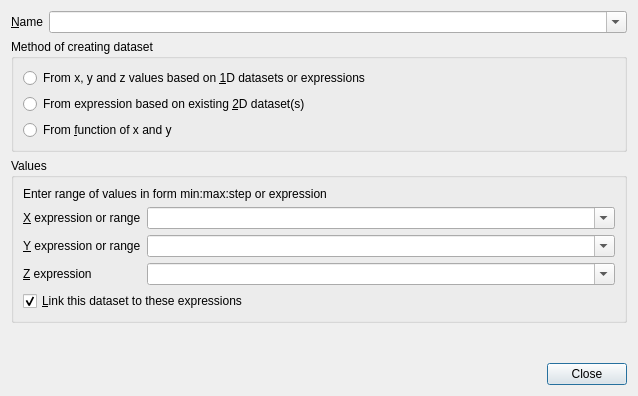
The window that ui/datacreate2d.ui (veusz/veusz) describes before a commit, drawn with Qt 5.
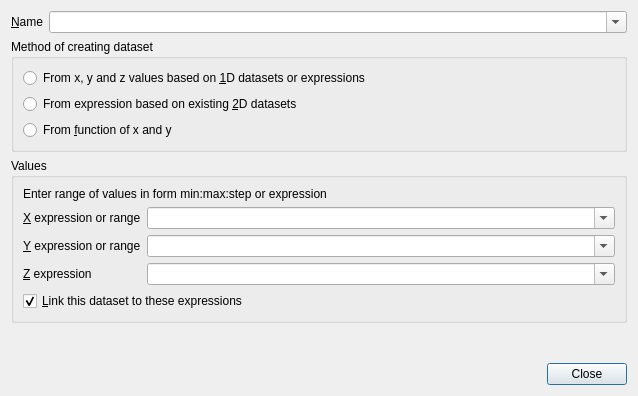
The same window after the commit.

Commit message: More plural removal

The edit to the form file:
```diff
--- a/ui/datacreate2d.ui
+++ b/ui/datacreate2d.ui
@@ -57,7 +57,7 @@
       <item>
        <widget class="QRadioButton" name="from2dexpr">
         <property name="text">
-         <string>From expression based on existing &amp;2D dataset(s)</string>
+         <string>From expression based on existing &amp;2D datasets</string>
         </property>
        </widget>
       </item>
```
The commit also changes 1 other file.
